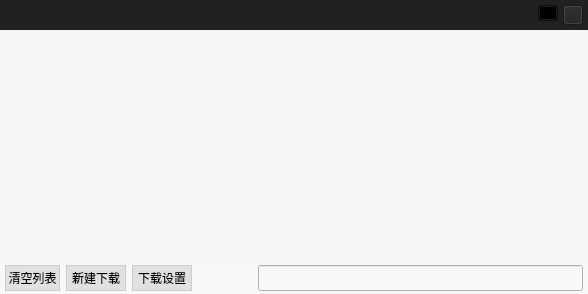
Old version of the form VideoPlayer/browser/WebDownLoadList.ui in the repository huizhang556/pc-video-player.
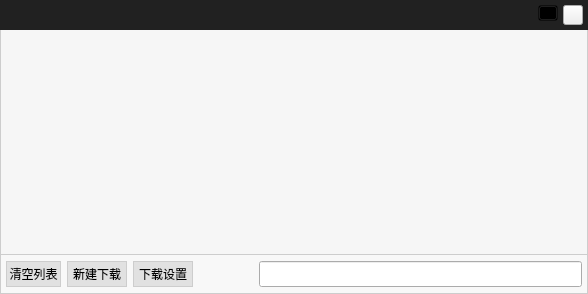
New version of the form. The open tabs and pages were chosen to show the change. Icons and pictures are not drawn.

Diff of the .ui file:
```diff
--- a/VideoPlayer/browser/WebDownLoadList.ui
+++ b/VideoPlayer/browser/WebDownLoadList.ui
@@ -14,9 +14,10 @@
    <string>Form</string>
   </property>
   <property name="styleSheet">
-   <string notr="true">#WebDownLoadList
+   <string notr="true">WebDownLoadList
 {
 border-radius:6px;
+border:1px solid #cdcdcd;
 }
 </string>
   </property>
@@ -83,7 +84,11 @@
            </size>
           </property>
           <property name="styleSheet">
-           <string notr="true">background-color:#212121;</string>
+           <string notr="true">#widget_title
+{
+background-color:#212121;
+}
+</string>
           </property>
           <layout class="QHBoxLayout" name="horizontalLayout_6">
            <property name="spacing">
@@ -219,6 +224,17 @@
         </item>
         <item>
          <widget class="QStackedWidget" name="stackedWidget_center">
+          <property name="styleSheet">
+           <string notr="true">#stackedWidget_center
+{
+background-color:#f8f8f8;
+border:1px solid #cdcdcd;
+border-bottom-width:0px;
+border-top-width:0px;
+}
+
+</string>
+          </property>
           <property name="currentIndex">
            <number>0</number>
           </property>
@@ -472,17 +488,22 @@
           <property name="minimumSize">
            <size>
             <width>0</width>
-            <height>32</height>
+            <height>40</height>
            </size>
           </property>
           <property name="maximumSize">
            <size>
             <width>16777215</width>
-            <height>32</height>
+            <height>40</height>
            </size>
           </property>
           <property name="styleSheet">
-           <string notr="true">background-color:#f8f8f8;
+           <string notr="true">#stackedWidget_bottom
+{
+background-color:#f8f8f8;
+border:1px solid #cdcdcd;
+}
+
 </string>
           </property>
           <property name="currentIndex">
```
Left out of the diff: 2 changed lines with no effect on the pictures.
